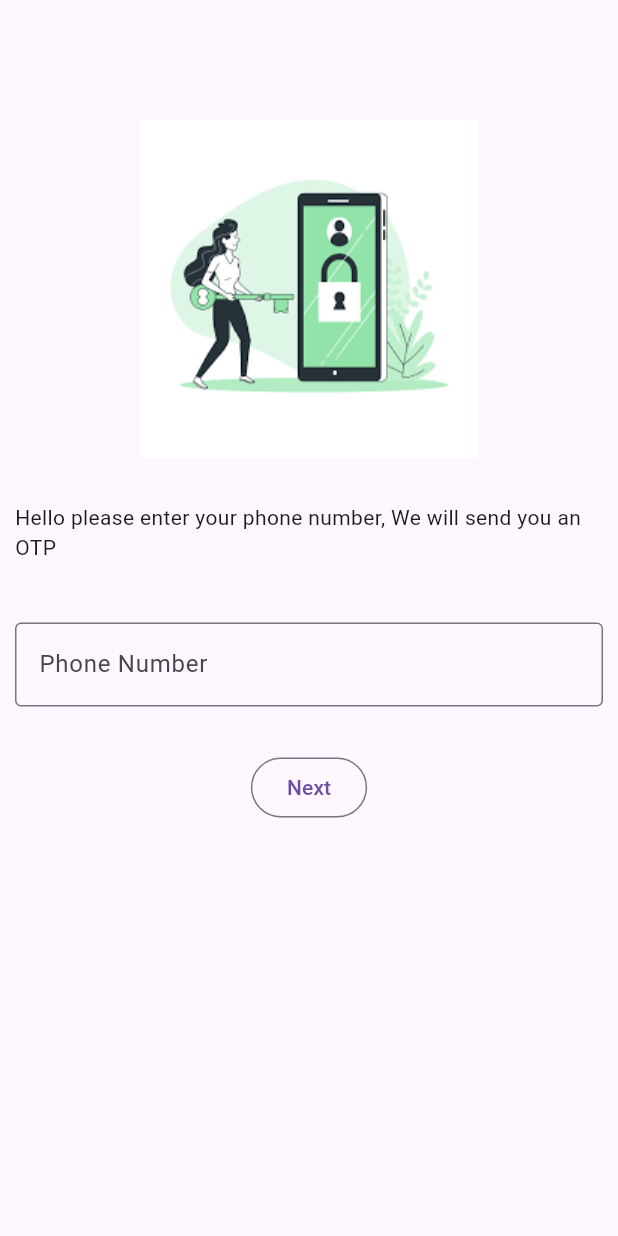
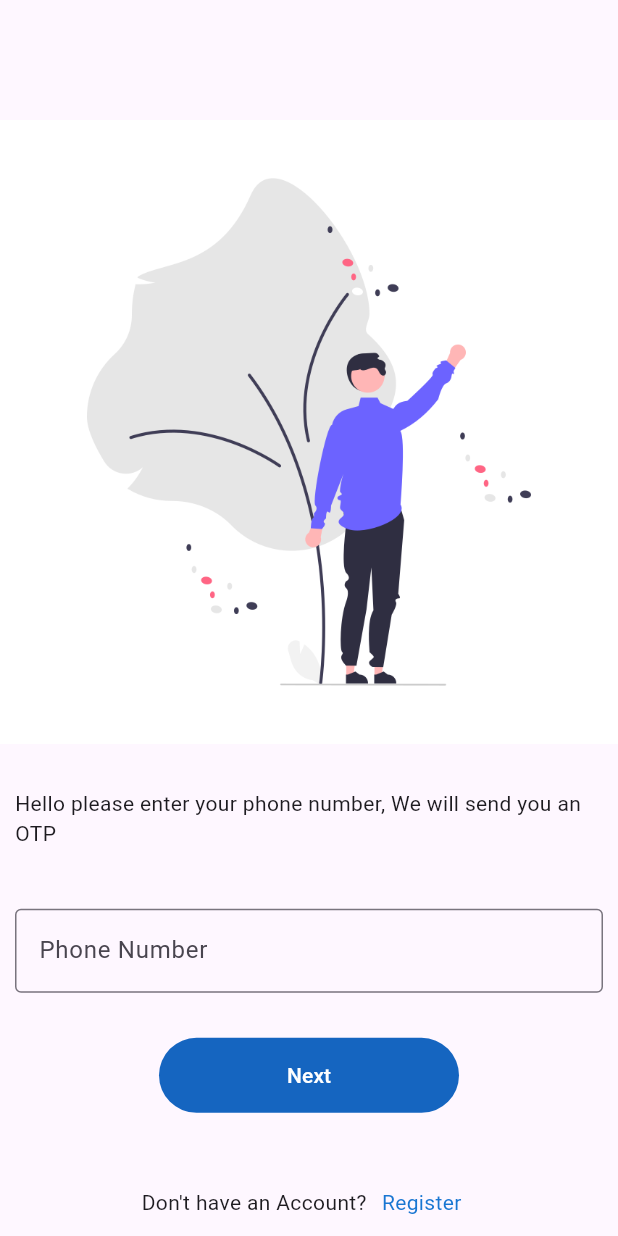
Before and after one commit to vsaran93/flutter_ido_app, a Flutter app: the screen it shows after launch, on a phone screen of 412 x 824 dp. Run offline on Flutter 3.47's test engine with Material 3 defaults, Android fonts, the phone set to English and light mode, and no system bars.

Commit message:
Register and login pages

```diff
--- a/lib/screens/login_screen.dart
+++ b/lib/screens/login_screen.dart
@@ -1,4 +1,5 @@
 import 'package:flutter/material.dart';
+import 'package:flutter_ido_app/screens/sign_up_screen.dart';
 
 class LoginScreen extends StatelessWidget {
   const LoginScreen({
@@ -11,11 +12,13 @@ class LoginScreen extends StatelessWidget {
       body: Center(
         child: Column(children: [
           SizedBox(height: 80.0),
-          Image(image: AssetImage('assets/images/login.png')),
+          Image(image: AssetImage('assets/images/weclome.png')),
           SizedBox(height: 20.0),
           Padding(
             padding: const EdgeInsets.all(10.0),
-            child: Text("Hello please enter your phone number, We will send you an OTP"),
+            child: Center(
+              child: Text("Hello please enter your phone number, We will send you an OTP")
+            ),
           ),
           SizedBox(height: 20.0,),
           Padding(
@@ -28,13 +31,34 @@ class LoginScreen extends StatelessWidget {
             ),
           ),
           SizedBox(height: 20.0,),
-          OutlinedButton(
-            onPressed: () => {},
-            child: Text("Next"),
-            style: ButtonStyle(
+          TextButton(
+              onPressed: () => {},
+              style: TextButton.styleFrom(
+                padding: EdgeInsets.all(10.0),
+                minimumSize: Size(200, 50),
+                backgroundColor: Colors.blue[800]
+              ),
+              child: Text('Next', style: TextStyle(color: Colors.white),)
+          ),
+          SizedBox(height: 50.0,),
+          Row(
+            mainAxisAlignment: MainAxisAlignment.center,
+            children: [
+              Text("Don't have an Account?"),
+              Padding(
+                padding: EdgeInsets.fromLTRB(10.0, 0, 10.0, 0),
+                child: InkWell(
+                child: Text("Register", style: TextStyle(color: Colors.blue[700]),),
+                onTap: () => {
+                  Navigator.push(
+                    context,
+                    MaterialPageRoute(builder: (context) => const SignUpScreen())),
+                },
+              ),
+              )
+            ],
+          )
 
-              ),
-            )
         ],),
       )
     );
--- a/pubspec.yaml
+++ b/pubspec.yaml
@@ -61,6 +61,8 @@ flutter:
   # To add assets to your application, add an assets section, like this:
   assets:
      - assets/images/login.png
+     - assets/images/select.png
+     - assets/images/weclome.png
   #   - images/a_dot_ham.jpeg
 
   # An image asset can refer to one or more resolution-specific "variants", see
```
Also changed, not shown: lib/screens/sign_up_screen.dart (added, +113 -0 lines), assets/images/select.png (added), assets/images/weclome.png (added).
